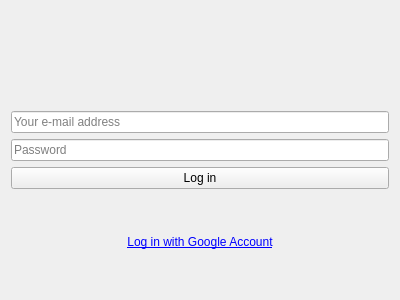
The window that src/ui/linux/TogglDesktop/loginwidget.ui (toggl-open-source/toggldesktop) describes before a commit, drawn with Qt 5.
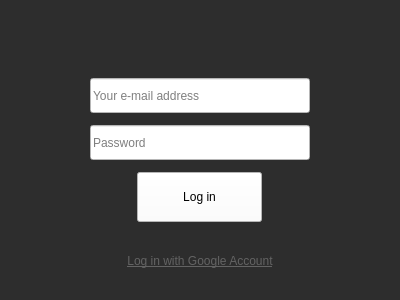
The same window after the commit. Icons and pictures are not drawn.

Commit message: Implemented login UI (linux)

```diff
--- a/src/ui/linux/TogglDesktop/loginwidget.ui
+++ b/src/ui/linux/TogglDesktop/loginwidget.ui
@@ -19,7 +19,22 @@
   <property name="windowTitle">
    <string>Form</string>
   </property>
+  <property name="autoFillBackground">
+   <bool>false</bool>
+  </property>
+  <property name="styleSheet">
+   <string notr="true">background-color: rgb(45, 45, 45);</string>
+  </property>
   <layout class="QVBoxLayout" name="verticalLayout">
+   <property name="spacing">
+    <number>12</number>
+   </property>
+   <property name="leftMargin">
+    <number>0</number>
+   </property>
+   <property name="rightMargin">
+    <number>0</number>
+   </property>
    <item>
     <widget class="QLabel" name="logo">
      <property name="text">
@@ -33,21 +48,57 @@
      </property>
     </widget>
    </item>
-   <item>
+   <item alignment="Qt::AlignHCenter">
     <widget class="QLineEdit" name="email">
+     <property name="minimumSize">
+      <size>
+       <width>220</width>
+       <height>35</height>
+      </size>
+     </property>
+     <property name="maximumSize">
+      <size>
+       <width>320</width>
+       <height>16777215</height>
+      </size>
+     </property>
      <property name="baseSize">
       <size>
        <width>0</width>
        <height>20</height>
       </size>
      </property>
+     <property name="autoFillBackground">
+      <bool>false</bool>
+     </property>
+     <property name="styleSheet">
+      <string notr="true">background-color: rgb(255, 255, 255);</string>
+     </property>
      <property name="placeholderText">
       <string>Your e-mail address</string>
      </property>
     </widget>
    </item>
-   <item>
+   <item alignment="Qt::AlignHCenter">
     <widget class="QLineEdit" name="password">
+     <property name="minimumSize">
+      <size>
+       <width>220</width>
+       <height>35</height>
+      </size>
+     </property>
+     <property name="maximumSize">
+      <size>
+       <width>320</width>
+       <height>16777215</height>
+      </size>
+     </property>
+     <property name="autoFillBackground">
+      <bool>false</bool>
+     </property>
+     <property name="styleSheet">
+      <string notr="true">background-color: rgb(255, 255, 255);</string>
+     </property>
      <property name="text">
       <string/>
      </property>
@@ -59,8 +110,26 @@
      </property>
     </widget>
    </item>
-   <item>
+   <item alignment="Qt::AlignHCenter">
     <widget class="QPushButton" name="login">
+     <property name="minimumSize">
+      <size>
+       <width>125</width>
+       <height>50</height>
+      </size>
+     </property>
+     <property name="baseSize">
+      <size>
+       <width>0</width>
+       <height>0</height>
+      </size>
+     </property>
+     <property name="autoFillBackground">
+      <bool>false</bool>
+     </property>
+     <property name="styleSheet">
+      <string notr="true">background-color: rgb(255, 255, 255);</string>
+     </property>
      <property name="text">
       <string>Log in</string>
      </property>
@@ -68,8 +137,14 @@
    </item>
    <item>
     <widget class="QLabel" name="googleLogin">
+     <property name="enabled">
+      <bool>true</bool>
+     </property>
+     <property name="styleSheet">
+      <string notr="true"/>
+     </property>
      <property name="text">
-      <string>&lt;a href=&quot;#google_login&quot;&gt;Log in with Google Account&lt;/a&gt;</string>
+      <string>&lt;html&gt;&lt;head/&gt;&lt;body&gt;&lt;p&gt;&lt;a href=&quot;#google_login&quot;&gt;&lt;span style=&quot; text-decoration: underline; color:#636363;&quot;&gt;Log in with Google Account&lt;/span&gt;&lt;/a&gt;&lt;/p&gt;&lt;/body&gt;&lt;/html&gt;</string>
      </property>
      <property name="textFormat">
       <enum>Qt::RichText</enum>
```
Left out of the diff: 4 changed lines with no effect on the pictures. The commit also changes 1 other file.
